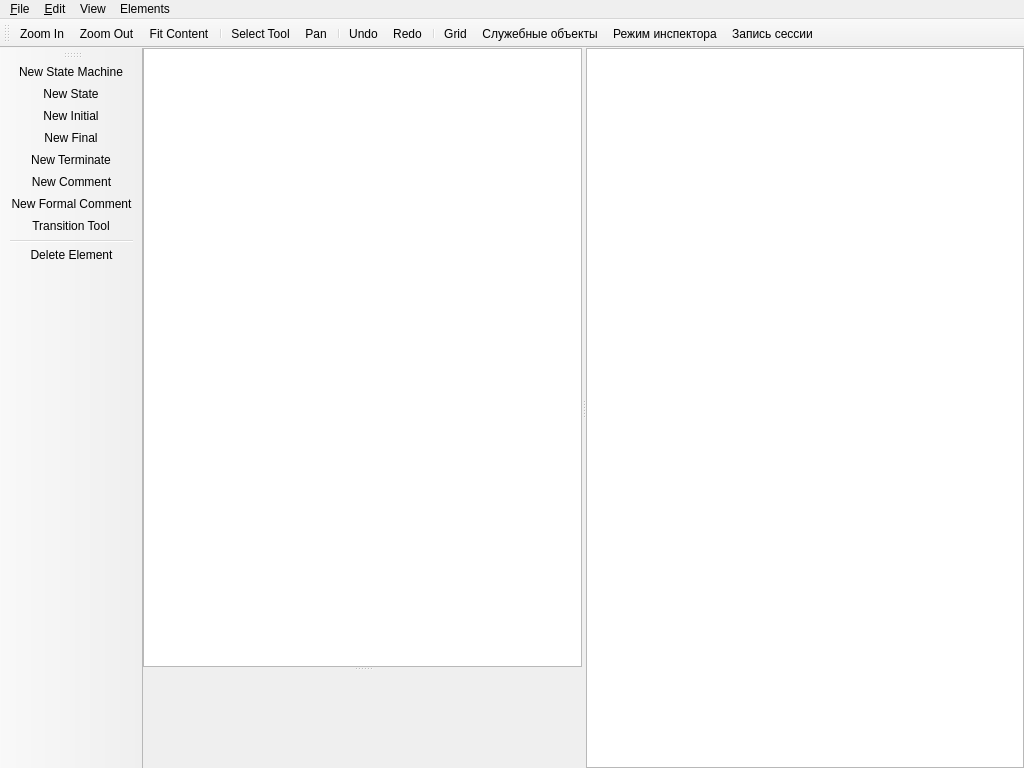
The window that smeditor_window.ui (dralex/CyberiadaHSM-Editor) describes before a commit, drawn with Qt 5.
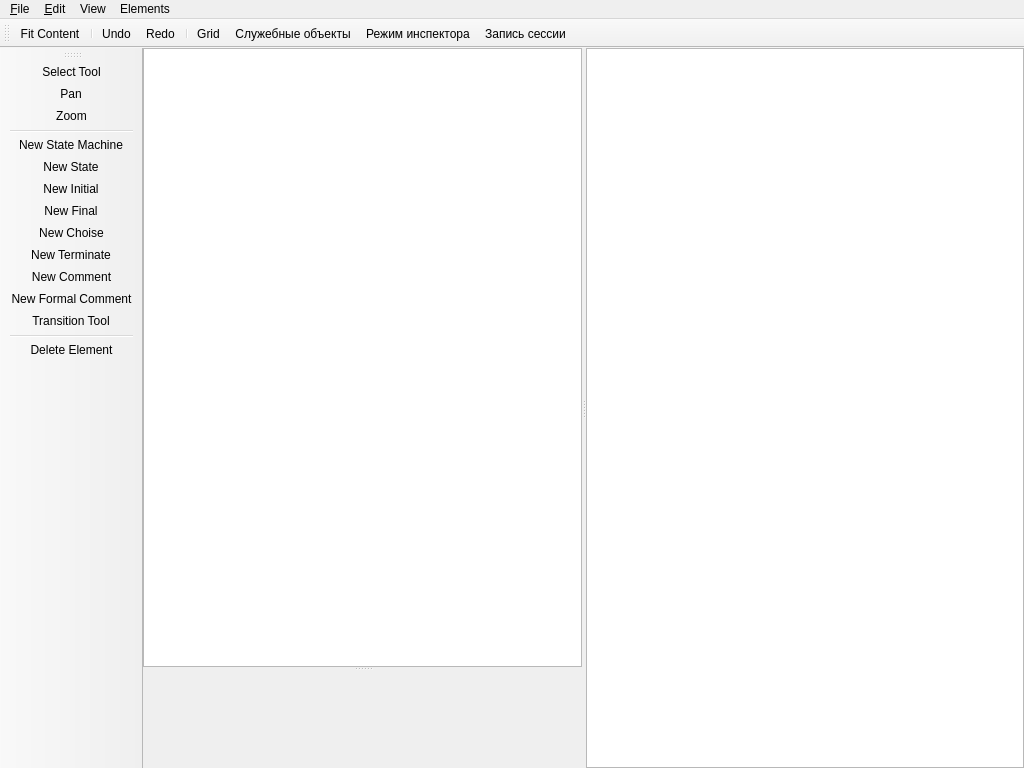
The same window after the commit. Icons and pictures are not drawn. Custom widgets are drawn as their Qt base class.

Commit message: unify the active tool and make zoom a single tool with options

Patch:
```diff
--- a/smeditor_window.ui
+++ b/smeditor_window.ui
@@ -149,13 +149,8 @@
    <attribute name="toolBarBreak">
     <bool>false</bool>
    </attribute>
-   <addaction name="actionZoomIn"/>
-   <addaction name="actionZoomOut"/>
    <addaction name="actionFitContent"/>
    <addaction name="separator"/>
-   <addaction name="actionSelectTool"/>
-   <addaction name="actionPan"/>
-   <addaction name="separator"/>
    <addaction name="actionUndo"/>
    <addaction name="actionRedo"/>
    <addaction name="separator"/>
@@ -177,10 +172,15 @@
    <attribute name="toolBarBreak">
     <bool>false</bool>
    </attribute>
+   <addaction name="actionSelectTool"/>
+   <addaction name="actionPan"/>
+   <addaction name="actionZoomTool"/>
+   <addaction name="separator"/>
    <addaction name="actionNewStateMachine"/>
    <addaction name="actionNewState"/>
    <addaction name="actionNewInitial"/>
    <addaction name="actionNewFinal"/>
+   <addaction name="actionNewChoise"/>
    <addaction name="actionNewTerminate"/>
    <addaction name="actionNewComment"/>
    <addaction name="actionNewFormalComment"/>
@@ -228,6 +228,21 @@
     <string>Ctrl+Q</string>
    </property>
   </action>
+  <action name="actionZoomTool">
+   <property name="checkable">
+    <bool>true</bool>
+   </property>
+   <property name="icon">
+    <iconset resource="smeditor.qrc">
+     <normaloff>:/Icons/images/zoom-in.png</normaloff>:/Icons/images/zoom-in.png</iconset>
+   </property>
+   <property name="text">
+    <string>Zoom</string>
+   </property>
+   <property name="toolTip">
+    <string>Zoom: left click in, right click out, drag to a rectangle</string>
+   </property>
+  </action>
   <action name="actionZoomIn">
    <property name="checkable">
     <bool>true</bool>
```
Left out of the diff: 18 changed lines with no effect on the pictures. The commit also changes 7 other files.
